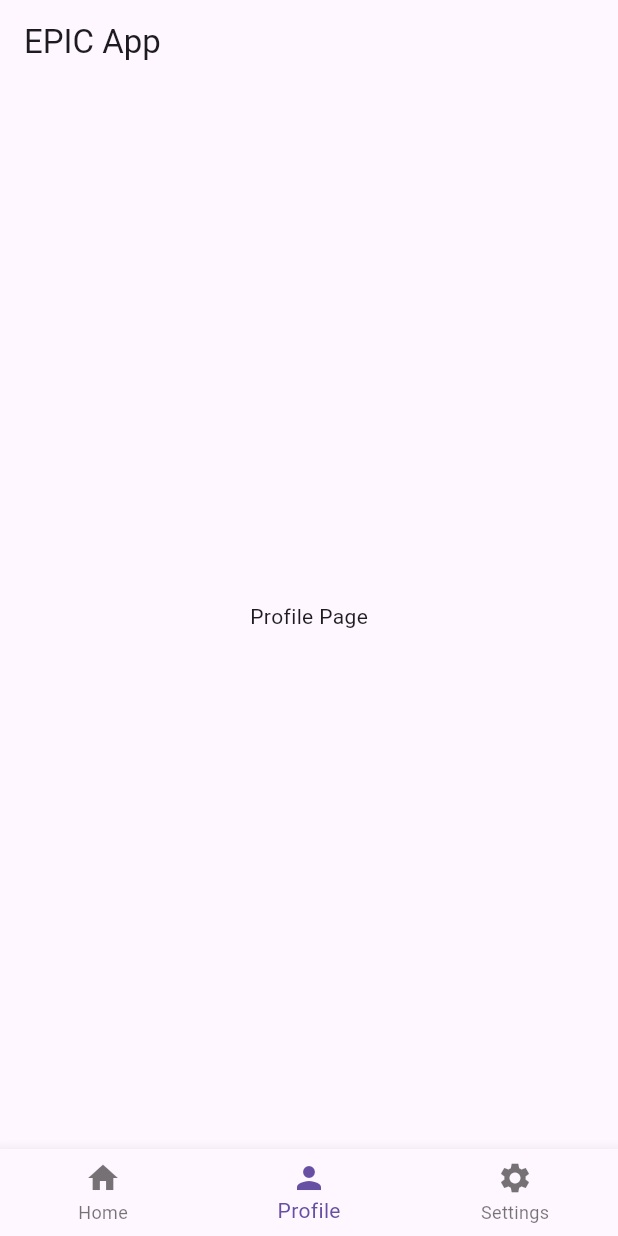
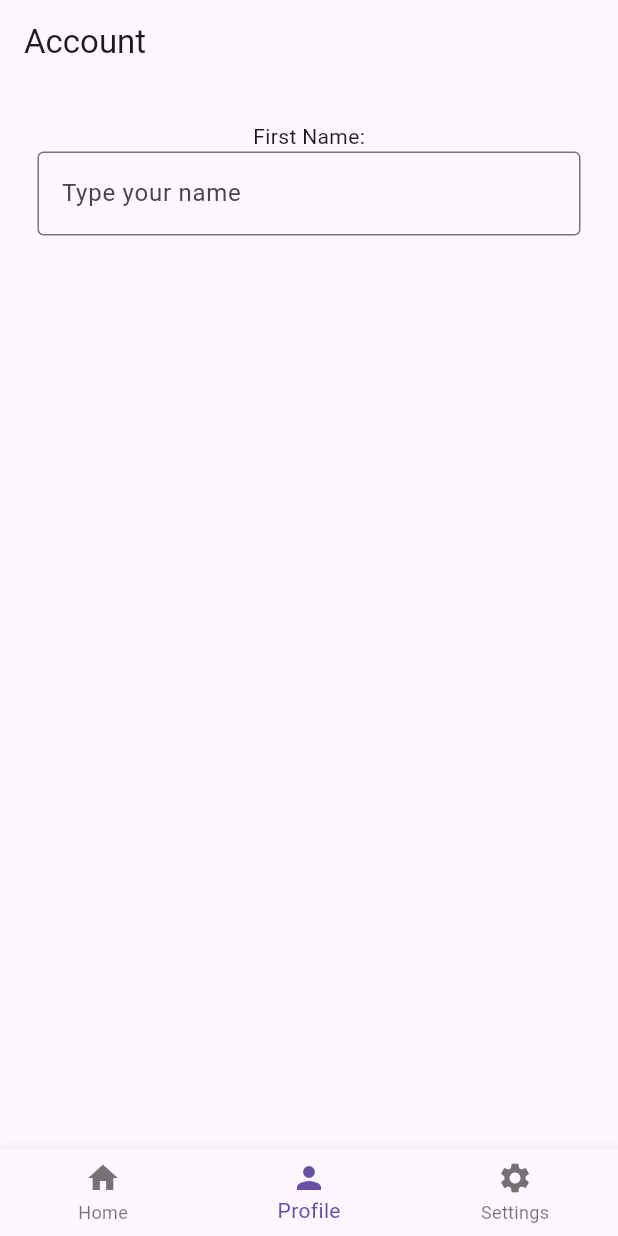
Before and after one commit to duvs/EPIC-app, a Flutter app: the screen it shows after launch, item 2 of the bottom bar chosen, on a phone screen of 412 x 824 dp. Run offline on Flutter 3.47's test engine with Material 3 defaults, Android fonts, the phone set to English and light mode, and no system bars.

Commit message:
Quitar appbar en firstpage y cambios en profilepage

```diff
--- a/lib/pages/first_page.dart
+++ b/lib/pages/first_page.dart
@@ -28,9 +28,6 @@
   @override
   Widget build(BuildContext context) {
     return Scaffold(
-      appBar: AppBar(
-        title: Text('EPIC App'),
-      ),
       body: _pages[_selectedIndex],
       bottomNavigationBar: BottomNavigationBar(
         currentIndex: _selectedIndex,
--- a/lib/pages/profile_page.dart
+++ b/lib/pages/profile_page.dart
@@ -1,13 +1,44 @@
 import 'package:flutter/material.dart';
 
-class ProfilePage extends StatelessWidget {
+class ProfilePage extends StatefulWidget {
   const ProfilePage({super.key});
 
   @override
+  State<ProfilePage> createState() => _ProfilePageState();
+}
+
+class _ProfilePageState extends State<ProfilePage> {
+
+  TextEditingController myController = TextEditingController();
+  String firstName = '';
+
+  @override
   Widget build(BuildContext context) {
-    return const Scaffold(
-      body: Center(
-        child: Text('Profile Page'),
+    return Scaffold(
+      appBar: AppBar(
+        title: Text('Account'),
+      ),
+      body: ListView(
+        children: [
+          Center(
+          child: Padding(
+            padding: const EdgeInsets.all(25.0),
+            child: Column(
+              children: [
+                Text('First Name:'),
+                TextField(
+                  controller: myController,
+                  decoration: InputDecoration(
+                    border: OutlineInputBorder(),
+                    hintText: 'Type your name',
+                  ),
+                ),
+              ],
+            ),
+          ),
+        ),
+
+        ]
       ),
     );
   }
```
